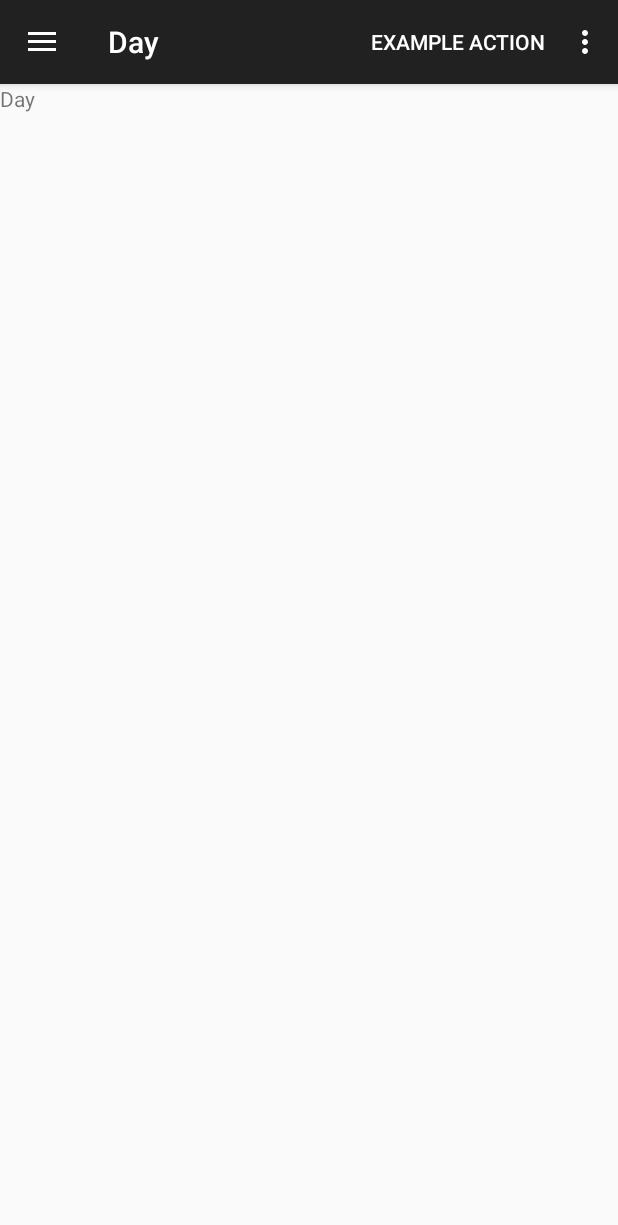
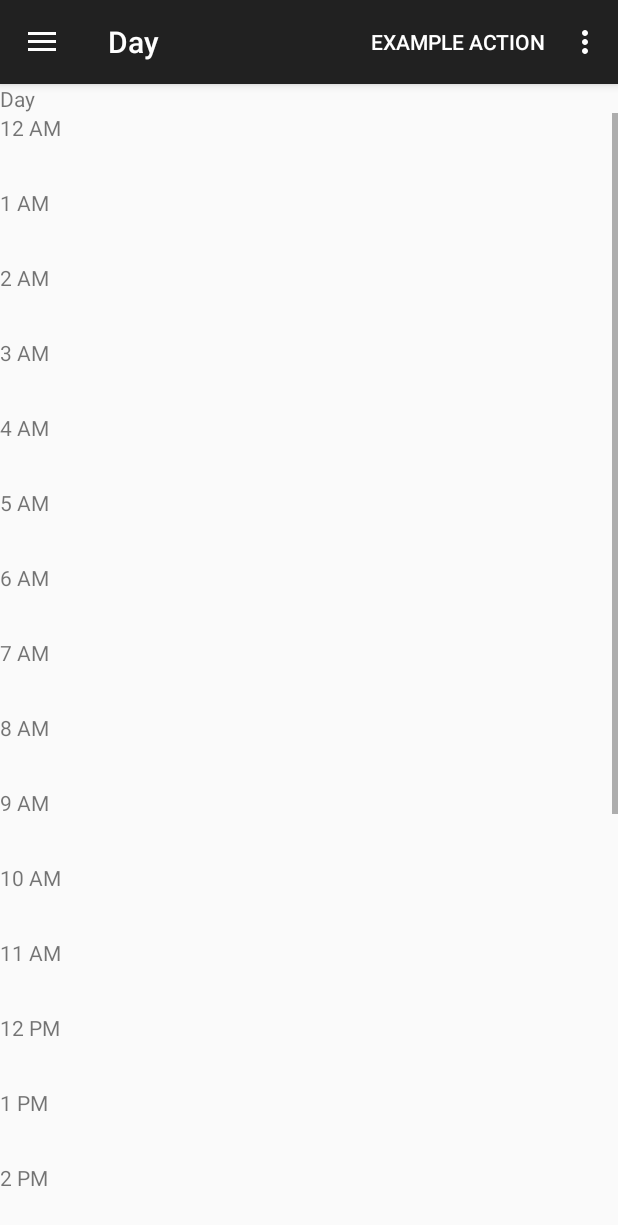
Before and after one commit to bbernardoni/Dome, an Android app: the fragment DayFrag placed in its activity, on a phone screen of 412 x 824 dp. Shown: the top 1225 px of the screen. Run offline under Robolectric (Android 15) with nearby library versions, the phone set to English and light mode, and no system bars; 6 statements that could not run were skipped.

Commit message:
Worked on day view

```diff
--- a/app/src/main/java/com/bbernardoni/dome/DayFrag.java
+++ b/app/src/main/java/com/bbernardoni/dome/DayFrag.java
@@ -1,6 +1,7 @@
 package com.bbernardoni.dome;
 
 import android.content.Context;
+import android.os.Build;
 import android.os.Bundle;
 import android.support.v4.app.Fragment;
 import android.support.v7.app.ActionBar;
@@ -8,9 +9,17 @@ import android.support.v7.app.AppCompatActivity;
 import android.view.LayoutInflater;
 import android.view.View;
 import android.view.ViewGroup;
+import android.view.ViewTreeObserver;
+import android.widget.RelativeLayout;
+
+import java.util.ArrayList;
+import java.util.Calendar;
 
 
 public class DayFrag extends Fragment {
+
+    RelativeLayout dayViewLayout;
+    CalEntries calEntries;
 
     public DayFrag() {
     }
@@ -22,9 +31,64 @@ public class DayFrag extends Fragment {
         assert ab != null;
         ab.setTitle(R.string.title_day);
 
+        dayViewLayout = (RelativeLayout)container.findViewById(R.id.day_view_layout);
+
+        ViewTreeObserver vto = dayViewLayout.getViewTreeObserver();
+        vto.addOnGlobalLayoutListener(new ViewTreeObserver.OnGlobalLayoutListener() {
+            @Override
+            public void onGlobalLayout() {
+                if (Build.VERSION.SDK_INT < 16) {
+                    //noinspection deprecation
+                    dayViewLayout.getViewTreeObserver().removeGlobalOnLayoutListener(this);
+                } else {
+                    dayViewLayout.getViewTreeObserver().removeOnGlobalLayoutListener(this);
+                }
+                int width = dayViewLayout.getMeasuredWidth();
+                calEntries = ((MainActivity) getContext()).mCalEntries;
+                ArrayList<EventEntry> events = calEntries.getEventsOnDay(cal);
+                for (int k = 0; k < events.size(); k++) {
+
+                }
+            }
+        });
+
         return inflater.inflate(R.layout.fragment_day, container, false);
+
     }
+/*
+                    TextView tvPlusN;
+                    if(btnDayLayout.getChildCount()>1){
+                        tvPlusN = (TextView)btnDayLayout.getChildAt(1);
+                    }else{
+                        tvPlusN = new TextView(mContext);
+                        RelativeLayout.LayoutParams params = new RelativeLayout.LayoutParams(
+                                RelativeLayout.LayoutParams.WRAP_CONTENT,
+                                RelativeLayout.LayoutParams.WRAP_CONTENT);
+                        params.addRule(RelativeLayout.ALIGN_PARENT_RIGHT);
+                        tvPlusN.setLayoutParams(params);
+                        tvPlusN.setTextSize(12.0f);
+                        tvPlusN.setTypeface(Typeface.DEFAULT_BOLD);
+                        tvPlusN.setTextColor(Color.WHITE);
+                        tvPlusN.setBackgroundResource(R.drawable.rounded_corner);
+                        btnDayLayout.addView(tvPlusN);
+                    }
+                    ((GradientDrawable)tvPlusN.getBackground()).setColor(btnDay.getCurrentTextColor());
+                    tvPlusN.setText("+" + (events.size() - numberOfTVs));
 
+<TextView
+    android:text="Event 1"
+    android:layout_marginTop="100dp"
+    android:layout_marginStart="0dp"
+    android:layout_marginLeft="0dp"
+    android:background="@drawable/rounded_corner"
+    android:layout_width="wrap_content"
+    android:layout_height="50dp" />
+
+<TextView
+    android:text="Event 2"
+    android:layout_width="wrap_content"
+    android:layout_height="50dp" />
+ */
     @Override
     public void onAttach(Context context) {
         super.onAttach(context);
--- /dev/null
+++ b/app/src/main/java/com/bbernardoni/dome/TODO.txt
@@ -0,0 +1,33 @@
+Todo list
+
+CALENDAR STUFF
+move calendar provider to its own thread
+reduce month load time
+add week view
+add day view
+expanding settings frag
+make add event dialog
+make view event dialog
+make update event dialog
+setup actions
+add today action
+goto action
+year view maybe
+small month view in other views
+refresh
+sync management
+abstraction
+
+OTHER ASPECTS
+to-do interface
+alarm interface
+clock interface
+timer interface
+
+OTHER IDEAS
+better bus app
+file system/document viewer
+calculator
+band music app (met., tuner, piano, composition, ect.)
+game
+communication
--- a/app/src/main/res/layout/fragment_day.xml
+++ b/app/src/main/res/layout/fragment_day.xml
@@ -4,9 +4,159 @@
     android:layout_width="match_parent"
     android:layout_height="match_parent">
 
-    <TextView android:id="@+id/section_label"
+    <TextView
         android:text="@string/title_day"
-        android:layout_width="wrap_content"
+        android:layout_width="match_parent"
         android:layout_height="wrap_content" />
 
+    <ScrollView
+        android:layout_width="match_parent"
+        android:layout_height="match_parent">
+
+        <LinearLayout
+            android:orientation="horizontal"
+            android:layout_width="match_parent"
+            android:layout_height="wrap_content">
+
+            <LinearLayout
+                android:orientation="vertical"
+                android:layout_width="50dp"
+                android:layout_height="wrap_content">
+
+                <TextView
+                    android:text="12 AM"
+                    android:layout_width="wrap_content"
+                    android:layout_height="50dp" />
+
+                <TextView
+                    android:text="1 AM"
+                    android:layout_width="wrap_content"
+                    android:layout_height="50dp" />
+
+                <TextView
+                    android:text="2 AM"
+                    android:layout_width="wrap_content"
+                    android:layout_height="50dp" />
+
+                <TextView
+                    android:text="3 AM"
+                    android:layout_width="wrap_content"
+                    android:layout_height="50dp" />
+
+                <TextView
+                    android:text="4 AM"
+                    android:layout_width="wrap_content"
+                    android:layout_height="50dp" />
+
+                <TextView
+                    android:text="5 AM"
+                    android:layout_width="wrap_content"
+                    android:layout_height="50dp" />
+
+                <TextView
+                    android:text="6 AM"
+                    android:layout_width="wrap_content"
+                    android:layout_height="50dp" />
+
+                <TextView
+                    android:text="7 AM"
+                    android:layout_width="wrap_content"
+                    android:layout_height="50dp" />
+
+                <TextView
+                    android:text="8 AM"
+                    android:layout_width="wrap_content"
+                    android:layout_height="50dp" />
+
+                <TextView
+                    android:text="9 AM"
+                    android:layout_width="wrap_content"
+                    android:layout_height="50dp" />
+
+                <TextView
+                    android:text="10 AM"
+                    android:layout_width="wrap_content"
+                    android:layout_height="50dp" />
+
+                <TextView
+                    android:text="11 AM"
+                    android:layout_width="wrap_content"
+                    android:layout_height="50dp" />
+
+                <TextView
+                    android:text="12 PM"
+                    android:layout_width="wrap_content"
+                    android:layout_height="50dp" />
+
+                <TextView
+                    android:text="1 PM"
+                    android:layout_width="wrap_content"
+                    android:layout_height="50dp" />
+
+                <TextView
+                    android:text="2 PM"
+                    android:layout_width="wrap_content"
+                    android:layout_height="50dp" />
+
+                <TextView
+                    android:text="3 PM"
+                    android:layout_width="wrap_content"
+                    android:layout_height="50dp" />
+
+                <TextView
+                    android:text="4 PM"
+                    android:layout_width="wrap_content"
+                    android:layout_height="50dp" />
+
+                <TextView
+                    android:text="5 PM"
+                    android:layout_width="wrap_content"
+                    android:layout_height="50dp" />
+
+                <TextView
+                    android:text="6 PM"
+                    android:layout_width="wrap_content"
+                    android:layout_height="50dp" />
+
+                <TextView
+                    android:text="7 PM"
+                    android:layout_width="wrap_content"
+                    android:layout_height="50dp" />
+
+                <TextView
+                    android:text="8 PM"
+                    android:layout_width="wrap_content"
+                    android:layout_height="50dp" />
+
+                <TextView
+                    android:text="9 PM"
+                    android:layout_width="wrap_content"
+                    android:layout_height="50dp" />
+
+                <TextView
+                    android:text="10 PM"
+                    android:layout_width="wrap_content"
+                    android:layout_height="50dp" />
+
+                <TextView
+                    android:text="11 PM"
+                    android:layout_width="wrap_content"
+                    android:layout_height="50dp" />
+
+            </LinearLayout>
+
+            <RelativeLayout
+                android:id="@+id/day_view_layout"
+                android:layout_width="match_parent"
+                android:layout_height="wrap_content">
+
+
+            </RelativeLayout>
+
+
+        </LinearLayout>
+
+    </ScrollView>
+
+
 </LinearLayout>
```
Also changed, not shown: 2 other files.
